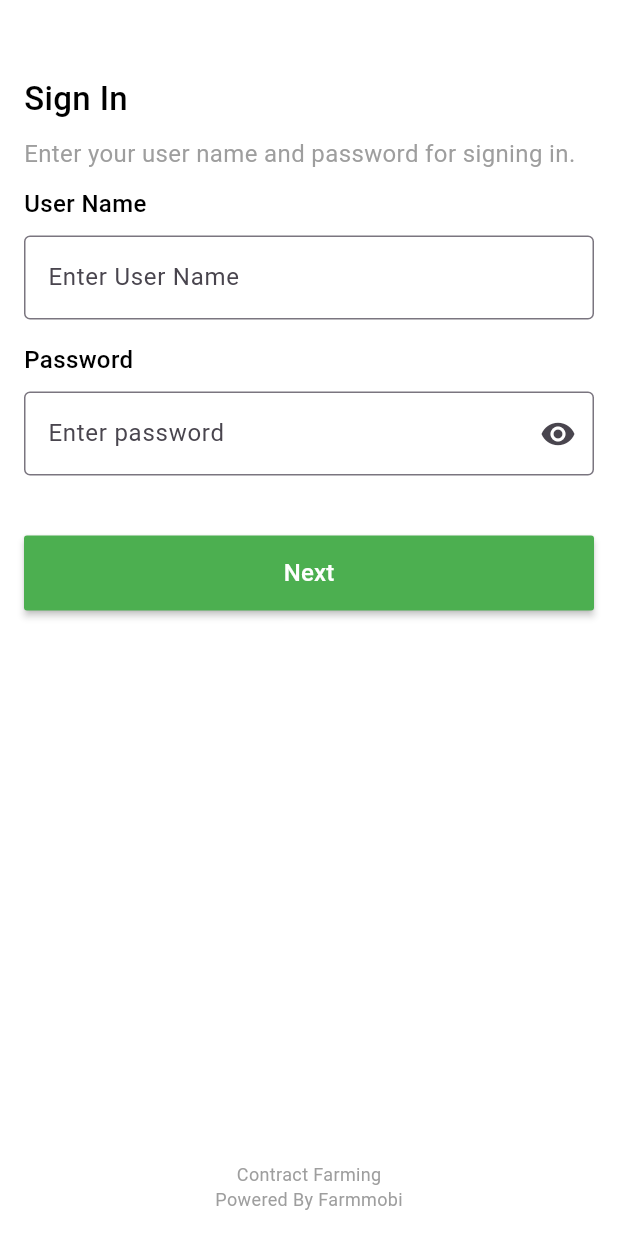
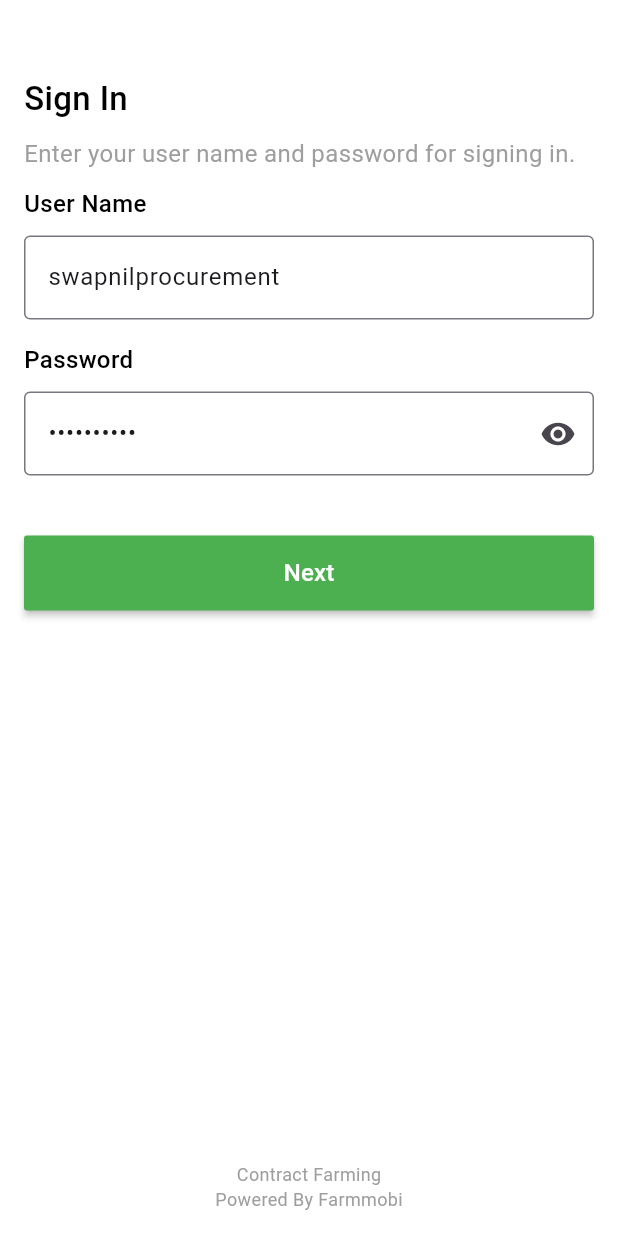
Before and after one commit to farmmobiagri/farmer360, a Flutter app: the screen it shows after launch, on a phone screen of 412 x 824 dp. Run offline on Flutter 3.47's test engine with Material 3 defaults, Android fonts, the phone set to English and light mode, and no system bars; our stand-ins replace firebase_core, shared_preferences; missing offline and left inert: agripromoter, android_intent_plus, installed_apps, ota_update, procurement, version; accounts and stored records are empty.

Commit message:
Appname issue solve

```diff
--- a/lib/login.dart
+++ b/lib/login.dart
@@ -1,3 +1,4 @@
+// login.dart
 import 'package:farmer360/urls.dart';
 import 'package:farmer360/utils/alert_dialog.dart';
 import 'package:farmer360/utils/api_service.dart';
@@ -23,10 +24,10 @@ class _LoginPageState extends State<LoginPage> {
 
   @override
   void initState() {
-    if (Url.baseUrl == "http://192.168.1.51:8000/api") {
+    if (Url.baseUrl == "https://fmanbkd.farmmobi.com/api") {
       organizationController.text = "1";
-      emailController.text = "dhiraj";
-      passwordController.text = "Admin@2023";
+      emailController.text = "swapnilprocurement";
+      passwordController.text = "Admin@2024";
 
       // emailController.text = "swapnil";
       // passwordController.text = "Admin@2023";
@@ -151,7 +152,7 @@ class _LoginPageState extends State<LoginPage> {
                           child: MaterialButton(
                             onLongPress: () {
                               if (Url.baseUrl ==
-                                  "http://192.168.1.47:8000/api") {
+                                  "http://fmanbkd.farmmobi.com/api") {
                                 TextEditingController controller =
                                     TextEditingController(text: Url.baseUrl);
                                 showDialog(
--- a/lib/main_screen.dart
+++ b/lib/main_screen.dart
@@ -1,3 +1,4 @@
+// main_screen.dart
 import 'dart:convert';
 import 'dart:io';
 
@@ -446,10 +447,10 @@ class _MainScreenState extends State<MainScreen> {
                                 await _copyLoginPayload(baseUrl: baseUrl, token: token);
 
                                 setState(() {
-                                  if (title == "FMAN" || title == "Value Chain Development(VCD)" || title == "Research Program for R&D") {
+                                  if (title == "FMAN" || title == "Value Chain Development(VCD)" || title == "Research Program(R&D)") {
                                     F.appFlavor = Flavor.procurement;
 
-                                    if(title == "Research Program for R&D") {
+                                    if(title == "Research Program(R&D)") {
                                       selectedUseCase = "Research Program";
                                     }  else {
                                       selectedUseCase = "Procurement";
@@ -461,7 +462,6 @@ class _MainScreenState extends State<MainScreen> {
                                   } else if(title == "Extension Services") {
                                     //// agri promoter
                                   }
-
 
                                   selectedApp = title;
                                 });
--- a/lib/urls.dart
+++ b/lib/urls.dart
@@ -1,10 +1,12 @@
+// urls.dart
 class Url {
  // static String baseUrl = "http://192.168.1.51:8000/api";
  //  static String baseUrl = "http://13.203.210.229:8000/api";
 
   //http://13.200.231.209:8000
   // static String baseUrl = "http://13.200.231.209:8000/api";
-  static String baseUrl = "https://devfmanapi.farmmobi.com/api";
+  // static String baseUrl = "https://devfmanapi.farmmobi.com/api";
+ static String baseUrl = "https://fmanbkd.farmmobi.com/api";
 
   // http://127.0.0.1:8000/api/tokenNew/?userId=90
   // https://teams.microsoft.com/l/message/19:meeting_YzM4Yzc2NTYtMjBkMy00MzRhLTg3YzktYzBkNTg4OGRhMTI0@thread.v2/1756353615565?context=%7B%22contextType%22%3A%22chat%22%7D
```
Also changed, not shown: pubspec.lock.
